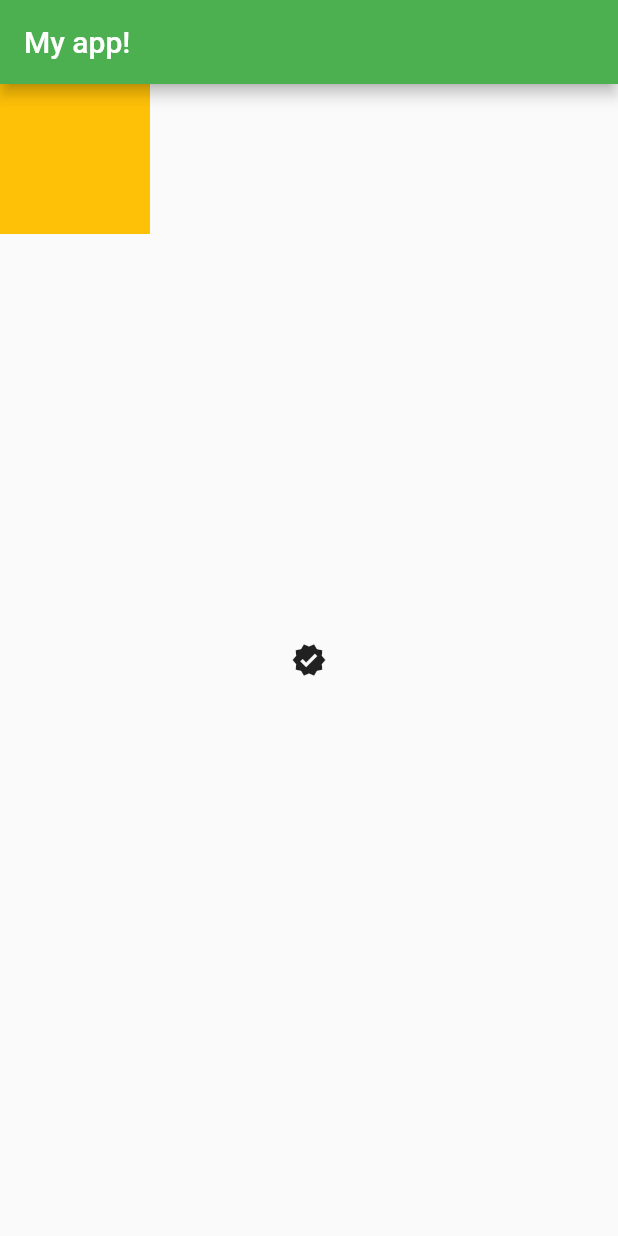
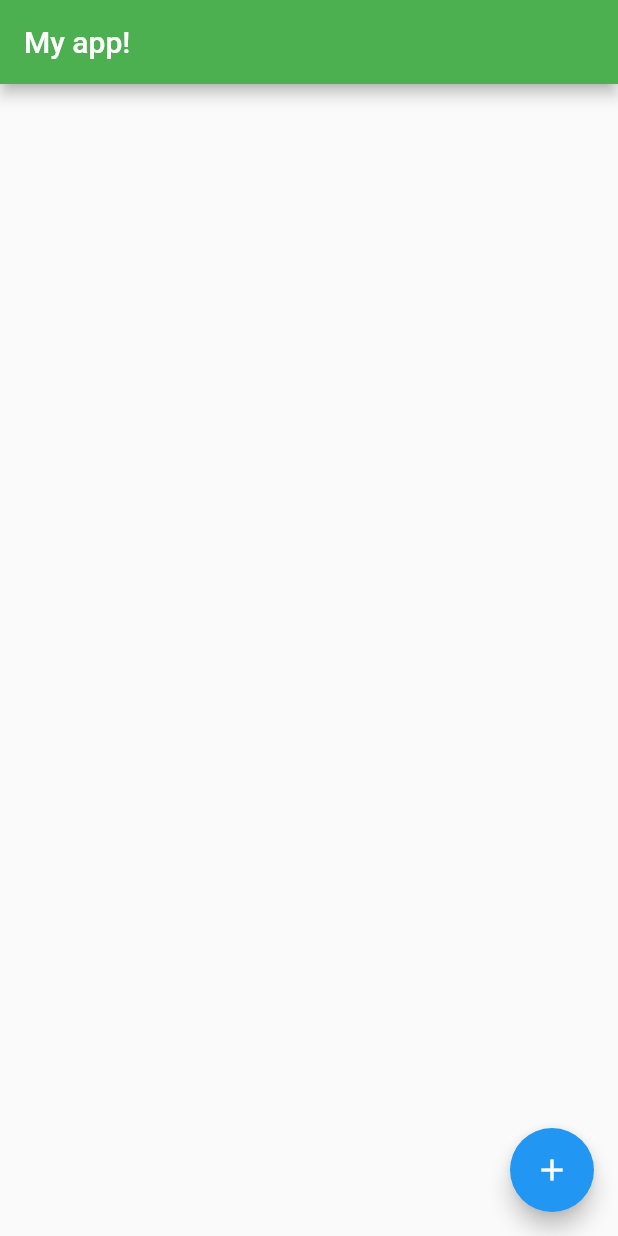
Before and after one commit to dev-sampsonorson/first_flutter_app, a Flutter app: the screen it shows after launch, on a phone screen of 412 x 824 dp. Run offline on Flutter 3.47's test engine with Material 2 defaults, Android fonts, the phone set to English and light mode, and no system bars.

Commit message:
feat(button/fab): add floating action button

```diff
--- a/lib/main.dart
+++ b/lib/main.dart
@@ -15,15 +15,11 @@ class MyApp extends StatelessWidget {
           backgroundColor: Colors.green,
           title: const Text('My app!'),
         ),
-        body: Stack(
-          children: [
-            Container(color: Colors.amber, width: 100, height: 100),
-            // This will be on top of the container because
-            // it's after the container
-            const Align(
-                alignment: Alignment.center, child: Icon(Icons.verified)
-            )
-          ],
+        floatingActionButton: FloatingActionButton(
+          child: const Icon(Icons.add),
+          onPressed: () {
+            print('pressed!');
+          },
         ),
       ),
     );
```
